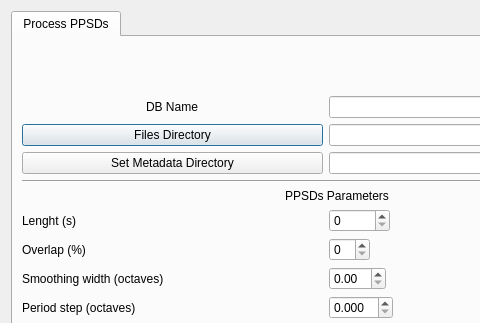
This is isp/resources/designer_uis/PPSD_DBGeneratorDialog.ui in ProjectISP/ISP as Qt 5 draws it before an edit; both pictures show x 0 to 480 and y 0 to 323 of the 674 by 505 pixel window. The edited form follows.
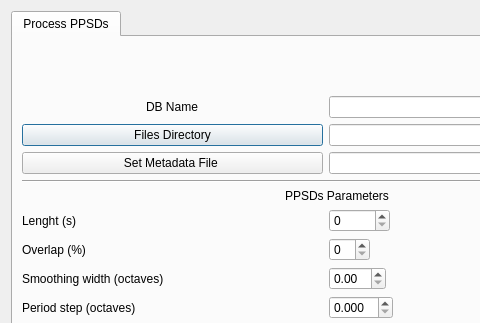
This is the edited form.

Commit message: Changes in the design of Pick Event and increase robust in PPSDs

```diff
--- a/isp/resources/designer_uis/PPSD_DBGeneratorDialog.ui
+++ b/isp/resources/designer_uis/PPSD_DBGeneratorDialog.ui
@@ -245,7 +245,7 @@
          <item row="2" column="0" colspan="2">
           <widget class="QPushButton" name="datalessBtn">
            <property name="text">
-            <string>Set Metadata Directory</string>
+            <string>Set Metadata File </string>
            </property>
           </widget>
          </item>
```
The commit also changes 2 other files.
